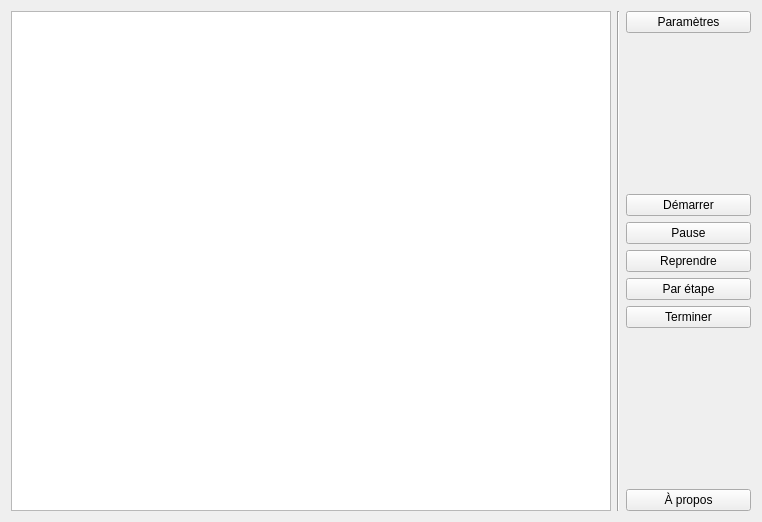
Old version of the form Symulation_Ecosysteme/Symulation_Ecosysteme/SimulationMainWindow.ui in the repository skyrimax/GPA434_Lab3_Simulation_Ecosysteme.
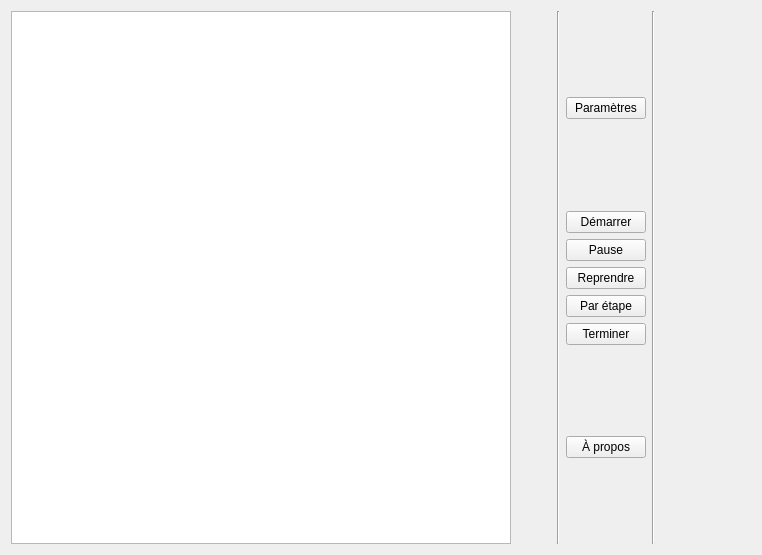
New version of the form.

Commit message: Modification de l'interface Qt, les entités se voient et se rapproche mais ils ne meurent pas. Souvent les loups meurent avant d'atteindre les herbivores

Patch:
```diff
--- a/Symulation_Ecosysteme/Symulation_Ecosysteme/SimulationMainWindow.ui
+++ b/Symulation_Ecosysteme/Symulation_Ecosysteme/SimulationMainWindow.ui
@@ -7,7 +7,7 @@
     <x>0</x>
     <y>0</y>
     <width>762</width>
-    <height>520</height>
+    <height>555</height>
    </rect>
   </property>
   <property name="windowTitle">
@@ -31,8 +31,27 @@
           <height>600</height>
          </size>
         </property>
+        <property name="verticalScrollBarPolicy">
+         <enum>Qt::ScrollBarAlwaysOff</enum>
+        </property>
+        <property name="horizontalScrollBarPolicy">
+         <enum>Qt::ScrollBarAlwaysOff</enum>
+        </property>
        </widget>
       </item>
+      <item>
+       <spacer name="horizontalSpacer">
+        <property name="orientation">
+         <enum>Qt::Horizontal</enum>
+        </property>
+        <property name="sizeHint" stdset="0">
+         <size>
+          <width>40</width>
+          <height>20</height>
+         </size>
+        </property>
+       </spacer>
+      </item>
       <item>
        <widget class="Line" name="line">
         <property name="orientation">
@@ -42,6 +61,19 @@
       </item>
       <item>
        <layout class="QVBoxLayout" name="verticalLayout">
+        <item>
+         <spacer name="verticalSpacer_3">
+          <property name="orientation">
+           <enum>Qt::Vertical</enum>
+          </property>
+          <property name="sizeHint" stdset="0">
+           <size>
+            <width>20</width>
+            <height>40</height>
+           </size>
+          </property>
+         </spacer>
+        </item>
         <item>
          <widget class="QPushButton" name="parameterButton">
           <property name="text">
@@ -117,10 +149,43 @@
           </property>
          </widget>
         </item>
+        <item>
+         <spacer name="verticalSpacer_4">
+          <property name="orientation">
+           <enum>Qt::Vertical</enum>
+          </property>
+          <property name="sizeHint" stdset="0">
+           <size>
+            <width>20</width>
+            <height>40</height>
+           </size>
+          </property>
+         </spacer>
+        </item>
        </layout>
       </item>
      </layout>
     </item>
+    <item>
+     <widget class="Line" name="line_2">
+      <property name="orientation">
+       <enum>Qt::Vertical</enum>
+      </property>
+     </widget>
+    </item>
+    <item>
+     <spacer name="horizontalSpacer_2">
+      <property name="orientation">
+       <enum>Qt::Horizontal</enum>
+      </property>
+      <property name="sizeHint" stdset="0">
+       <size>
+        <width>40</width>
+        <height>20</height>
+       </size>
+      </property>
+     </spacer>
+    </item>
    </layout>
   </widget>
  </widget>
```
The commit also changes 6 other files.
